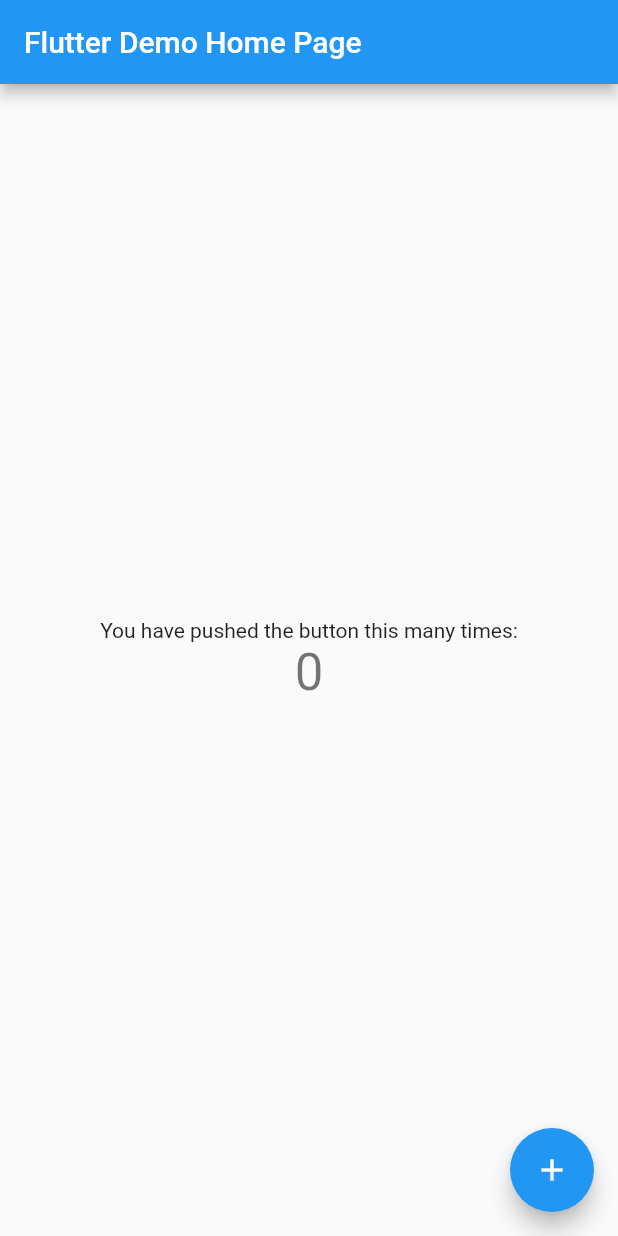
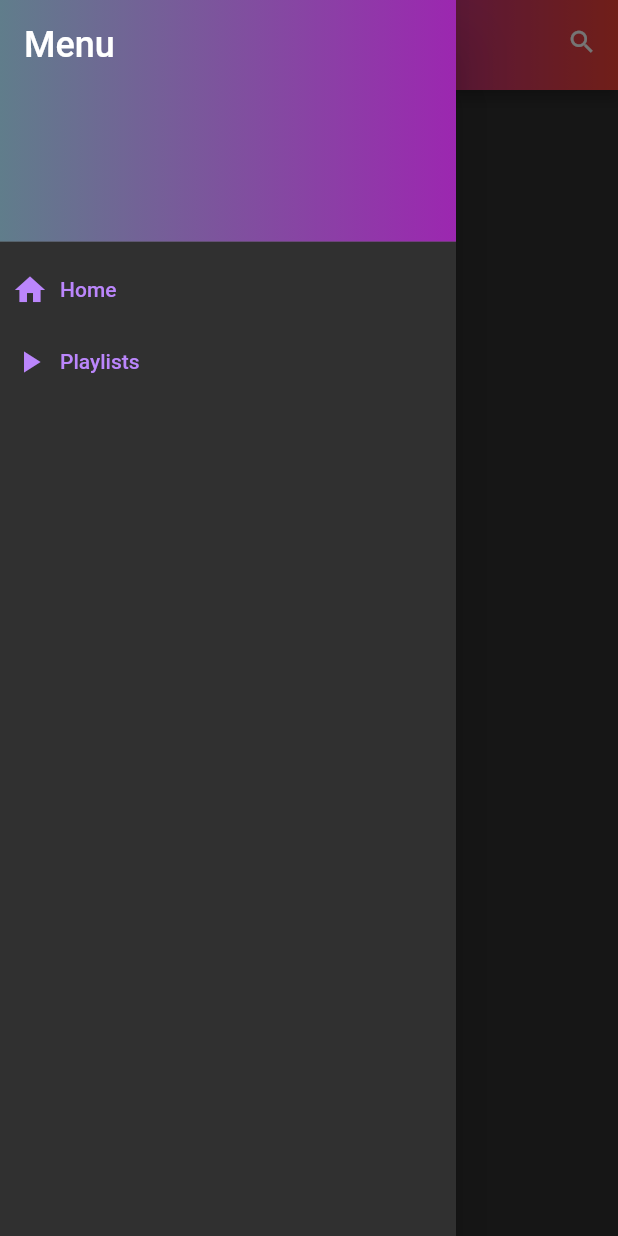
Before and after one commit to CodeSwallow/music_app, a Flutter app: the screen it shows after launch, with the side drawer open (before the commit the screen has no drawer), on a phone screen of 412 x 824 dp. Run offline on Flutter 3.47's test engine with Material 2 defaults, Android fonts, the phone set to English and light mode, and no system bars; our stand-ins replace just_audio, new_gradient_app_bar.

Commit message:
Added Screens: HomeScreen, PlayScreen. Added Widgets: AppDrawer, CustomAppBar, Search

```diff
--- a/lib/main.dart
+++ b/lib/main.dart
@@ -1,4 +1,7 @@
 import 'package:flutter/material.dart';
+import 'package:music_app/screens/play_screen.dart';
+
+import './screens/home_screen.dart';
 
 void main() {
   runApp(const MyApp());
@@ -7,109 +10,20 @@ void main() {
 class MyApp extends StatelessWidget {
   const MyApp({Key? key}) : super(key: key);
 
-  // This widget is the root of your application.
   @override
   Widget build(BuildContext context) {
     return MaterialApp(
-      title: 'Flutter Demo',
+      title: 'Music App',
       theme: ThemeData(
-        // This is the theme of your application.
-        //
-        // Try running your application with "flutter run". You'll see the
-        // application has a blue toolbar. Then, without quitting the app, try
-        // changing the primarySwatch below to Colors.green and then invoke
-        // "hot reload" (press "r" in the console where you ran "flutter run",
-        // or simply save your changes to "hot reload" in a Flutter IDE).
-        // Notice that the counter didn't reset back to zero; the application
-        // is not restarted.
-        primarySwatch: Colors.blue,
+        primarySwatch: Colors.blueGrey,
+        colorScheme: const ColorScheme.dark(),
       ),
-      home: const MyHomePage(title: 'Flutter Demo Home Page'),
+      //home: const HomeScreen(),
+      initialRoute: '/',
+      routes: {
+        '/': (ctx) => const HomeScreen(),
+        PlayScreen.routeName: (ctx) => PlayScreen(),
+      },
     );
   }
 }
-
-class MyHomePage extends StatefulWidget {
-  const MyHomePage({Key? key, required this.title}) : super(key: key);
-
-  // This widget is the home page of your application. It is stateful, meaning
-  // that it has a State object (defined below) that contains fields that affect
-  // how it looks.
-
-  // This class is the configuration for the state. It holds the values (in this
-  // case the title) provided by the parent (in this case the App widget) and
-  // used by the build method of the State. Fields in a Widget subclass are
-  // always marked "final".
-
-  final String title;
-
-  @override
-  State<MyHomePage> createState() => _MyHomePageState();
-}
-
-class _MyHomePageState extends State<MyHomePage> {
-  int _counter = 0;
-
-  void _incrementCounter() {
-    setState(() {
-      // This call to setState tells the Flutter framework that something has
-      // changed in this State, which causes it to rerun the build method below
-      // so that the display can reflect the updated values. If we changed
-      // _counter without calling setState(), then the build method would not be
-      // called again, and so nothing would appear to happen.
-      _counter++;
-    });
-  }
-
-  @override
-  Widget build(BuildContext context) {
-    // This method is rerun every time setState is called, for instance as done
-    // by the _incrementCounter method above.
-    //
-    // The Flutter framework has been optimized to make rerunning build methods
-    // fast, so that you can just rebuild anything that needs updating rather
-    // than having to individually change instances of widgets.
-    return Scaffold(
-      appBar: AppBar(
-        // Here we take the value from the MyHomePage object that was created by
-        // the App.build method, and use it to set our appbar title.
-        title: Text(widget.title),
-      ),
-      body: Center(
-        // Center is a layout widget. It takes a single child and positions it
-        // in the middle of the parent.
-        child: Column(
-          // Column is also a layout widget. It takes a list of children and
-          // arranges them vertically. By default, it sizes itself to fit its
-          // children horizontally, and tries to be as tall as its parent.
-          //
-          // Invoke "debug painting" (press "p" in the console, choose the
-          // "Toggle Debug Paint" action from the Flutter Inspector in Android
-          // Studio, or the "Toggle Debug Paint" command in Visual Studio Code)
-          // to see the wireframe for each widget.
-          //
-          // Column has various properties to control how it sizes itself and
-          // how it positions its children. Here we use mainAxisAlignment to
-          // center the children vertically; the main axis here is the vertical
-          // axis because Columns are vertical (the cross axis would be
-          // horizontal).
-          mainAxisAlignment: MainAxisAlignment.center,
-          children: <Widget>[
-            const Text(
-              'You have pushed the button this many times:',
-            ),
-            Text(
-              '$_counter',
-              style: Theme.of(context).textTheme.headline4,
-            ),
-          ],
-        ),
-      ),
-      floatingActionButton: FloatingActionButton(
-        onPressed: _incrementCounter,
-        tooltip: 'Increment',
-        child: const Icon(Icons.add),
-      ), // This trailing comma makes auto-formatting nicer for build methods.
-    );
-  }
-}
--- /dev/null
+++ b/lib/screens/home_screen.dart
@@ -0,0 +1,23 @@
+import 'package:flutter/material.dart';
+import 'package:music_app/widgets/app_drawer.dart';
+import 'package:music_app/widgets/custom_app_bar.dart';
+
+class HomeScreen extends StatefulWidget {
+  const HomeScreen({Key? key}) : super(key: key);
+
+  @override
+  _HomeScreenState createState() => _HomeScreenState();
+}
+
+class _HomeScreenState extends State<HomeScreen> {
+  @override
+  Widget build(BuildContext context) {
+    return const Scaffold(
+      appBar: CustomAppBar(title: 'Home'),
+      drawer: AppDrawer(),
+      body: Center(
+        child: Text('Omg'),
+      ),
+    );
+  }
+}
--- /dev/null
+++ b/lib/widgets/app_drawer.dart
@@ -0,0 +1,85 @@
+import 'package:flutter/material.dart';
+import 'package:music_app/screens/play_screen.dart';
+
+class AppDrawer extends StatelessWidget {
+  const AppDrawer({Key? key}) : super(key: key);
+
+  @override
+  Widget build(BuildContext context) {
+    return Drawer(
+      child: ListView(
+        padding: EdgeInsets.zero,
+        children: <Widget>[
+          const DrawerHeader(
+            decoration: BoxDecoration(
+              gradient: LinearGradient(
+                colors: <Color>[Colors.blueGrey, Colors.purple],
+              ),
+            ),
+            child: Text(
+              'Menu',
+              style: TextStyle(
+                color: Colors.white,
+                fontSize: 24,
+              ),
+            ),
+          ),
+          SizedBox(
+            width: double.infinity,
+            child: TextButton.icon(
+              style: const ButtonStyle(
+                alignment: Alignment.centerLeft,
+              ),
+              icon: const Icon(Icons.home),
+              label: const Text('Home'),
+              onPressed: () {
+                Navigator.of(context).pushReplacementNamed('/');
+              },
+            ),
+          ),
+          SizedBox(
+            width: double.infinity,
+            child: TextButton.icon(
+              style: const ButtonStyle(
+                alignment: Alignment.centerLeft,
+              ),
+              icon: const Icon(Icons.play_arrow),
+              label: const Text('Playlists'),
+              onPressed: () {
+                Navigator.of(context)
+                    .pushReplacementNamed(PlayScreen.routeName);
+              },
+            ),
+          ),
+          // SizedBox(
+          //   width: double.infinity,
+          //   child: TextButton.icon(
+          //     style: ButtonStyle(
+          //       alignment: Alignment.centerLeft,
+          //     ),
+          //     icon: Icon(Icons.star),
+          //     label: Text('Favorites'),
+          //     onPressed: () {
+          //       Navigator.of(context)
+          //           .pushReplacementNamed(SongListScreen.routeName);
+          //     },
+          //   ),
+          // ),
+          // SizedBox(
+          //   width: double.infinity,
+          //   child: TextButton.icon(
+          //     style: ButtonStyle(
+          //       alignment: Alignment.centerLeft,
+          //     ),
+          //     icon: Icon(Icons.music_note),
+          //     label: Text('Songs'),
+          //     onPressed: () {
+          //       Navigator.of(context).pushNamed(PlayerScreen.routeName);
+          //     },
+          //   ),
+          // ),
+        ],
+      ),
+    );
+  }
+}
--- /dev/null
+++ b/lib/widgets/custom_app_bar.dart
@@ -0,0 +1,37 @@
+import 'package:flutter/material.dart';
+import 'package:new_gradient_app_bar/new_gradient_app_bar.dart';
+
+import './search.dart';
+
+class CustomAppBar extends StatelessWidget implements PreferredSizeWidget {
+  const CustomAppBar({Key? key, required this.title}) : super(key: key);
+
+  final String title;
+  @override
+  final Size preferredSize = const Size.fromHeight(60.0);
+
+  @override
+  Widget build(BuildContext context) {
+    return NewGradientAppBar(
+      title: Text(title),
+      gradient: const LinearGradient(
+        colors: [Colors.blueGrey, Colors.purple, Colors.red],
+      ),
+      actions: <Widget>[
+        IconButton(
+          icon: const Icon(
+            Icons.search,
+            size: 20,
+          ),
+          color: Colors.white,
+          onPressed: () {
+            showSearch(
+              context: context,
+              delegate: Search(),
+            );
+          },
+        ),
+      ],
+    );
+  }
+}
--- a/pubspec.yaml
+++ b/pubspec.yaml
@@ -3,7 +3,7 @@ description: A new Flutter project.
 
 # The following line prevents the package from being accidentally published to
 # pub.dev using `flutter pub publish`. This is preferred for private packages.
-publish_to: 'none' # Remove this line if you wish to publish to pub.dev
+publish_to: "none" # Remove this line if you wish to publish to pub.dev
 
 # The following defines the version and build number for your application.
 # A version number is three numbers separated by dots, like 1.2.43
@@ -30,10 +30,11 @@ dependencies:
   flutter:
     sdk: flutter
 
-
   # The following adds the Cupertino Icons font to your application.
   # Use with the CupertinoIcons class for iOS style icons.
   cupertino_icons: ^1.0.2
+  new_gradient_app_bar: ^0.2.0
+  just_audio: ^0.9.18
 
 dev_dependencies:
   flutter_test:
@@ -51,7 +52,6 @@ dev_dependencies:
 
 # The following section is specific to Flutter.
 flutter:
-
   # The following line ensures that the Material Icons font is
   # included with your application, so that you can use the icons in
   # the material Icons class.
```
Also changed, not shown: lib/screens/play_screen.dart (added, +20 -0 lines), lib/widgets/search.dart (added, +68 -0 lines), pubspec.lock.
